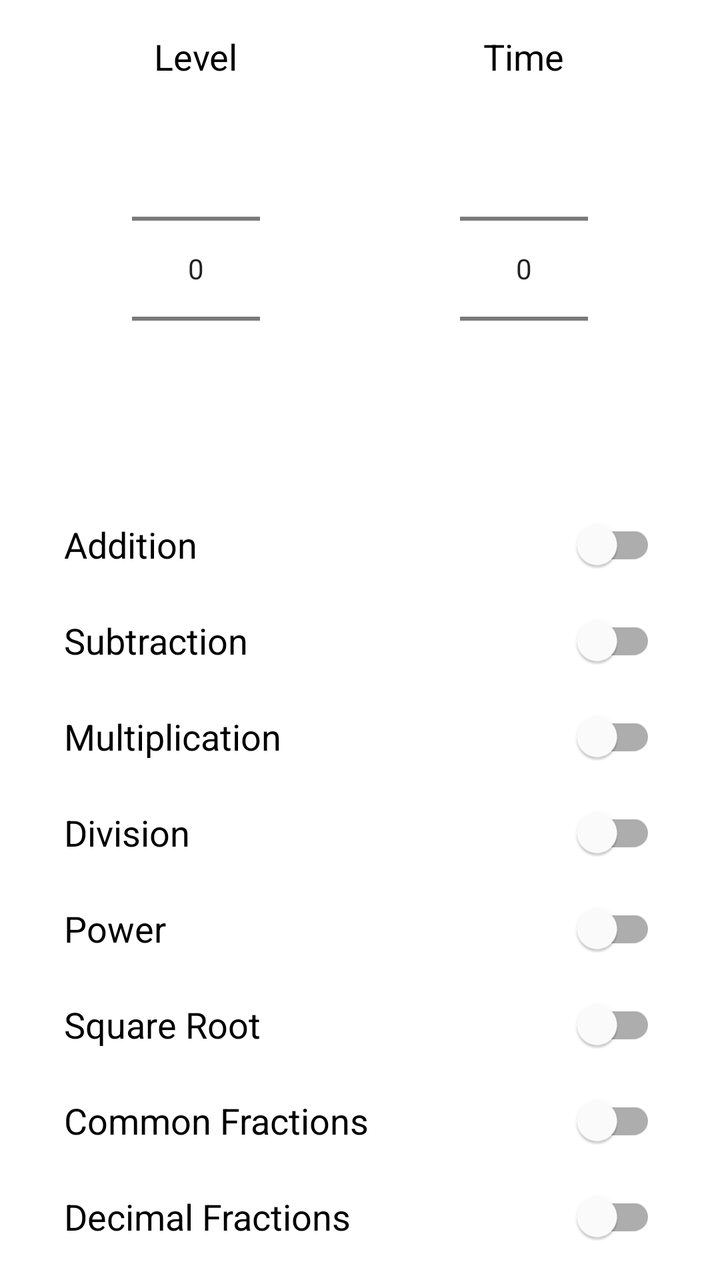
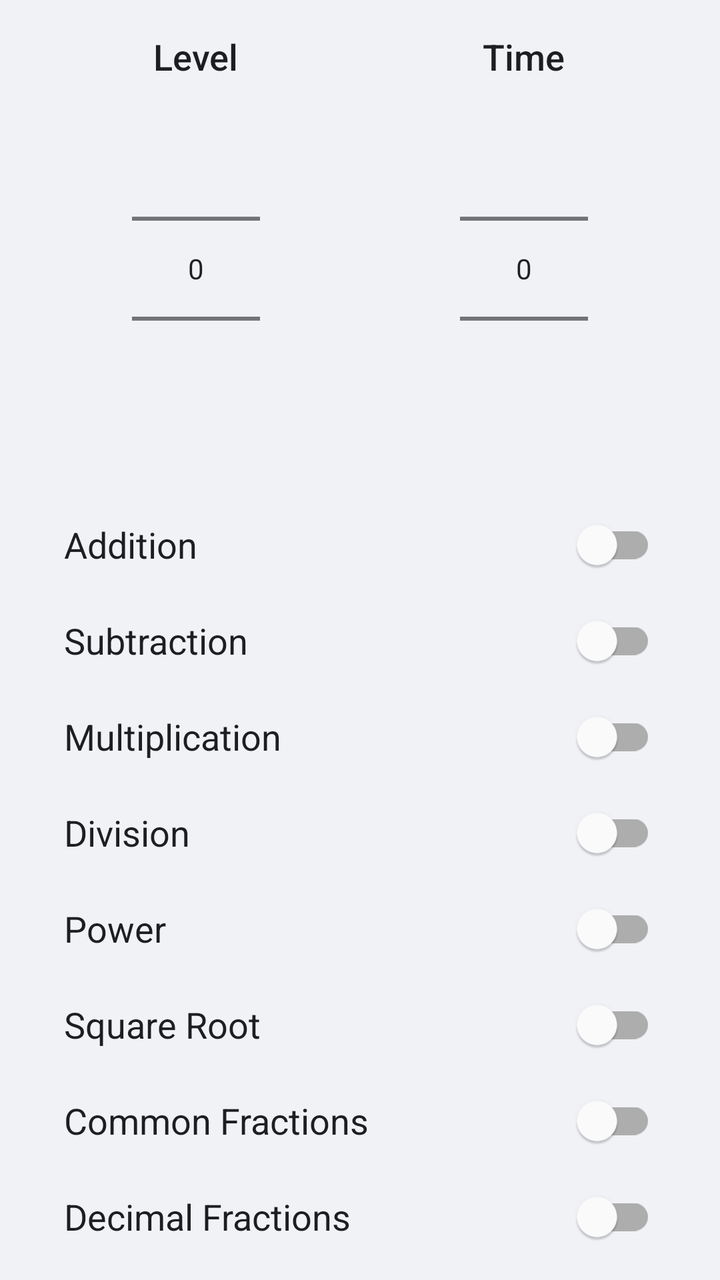

An Android layout rendered at two revisions. The XML below is the earlier revision; the diff shows what the commit changed to produce the second picture.
<!-- AndroidManifest.xml: application theme Theme.Think -->
<!-- res/layout/activity_settings.xml -->
<?xml version="1.0" encoding="utf-8"?>
<ScrollView xmlns:android="http://schemas.android.com/apk/res/android"
    xmlns:tools="http://schemas.android.com/tools"
    android:layout_width="match_parent"
    android:layout_height="match_parent"
    android:background="@color/white"
    android:fillViewport="true"
    android:padding="16dp"
    tools:context=".SettingsActivity">

    <LinearLayout
        android:layout_width="match_parent"
        android:layout_height="wrap_content"
        android:orientation="vertical">

        
        <LinearLayout
            android:layout_width="match_parent"
            android:layout_height="wrap_content"
            android:orientation="horizontal"
            android:layout_marginBottom="24dp"
            android:baselineAligned="false">

            <LinearLayout
                android:layout_width="0dp"
                android:layout_height="wrap_content"
                android:layout_weight="1"
                android:orientation="vertical"
                android:gravity="center_horizontal">
                <TextView
                    style="@style/SettingsWheelLabel"
                    android:text="@string/level" />
                <NumberPicker
                    android:id="@+id/numberPickerDifficulty"
                    android:layout_width="wrap_content"
                    android:layout_height="wrap_content" />
            </LinearLayout>

            <LinearLayout
                android:layout_width="0dp"
                android:layout_height="wrap_content"
                android:layout_weight="1"
                android:orientation="vertical"
                android:gravity="center_horizontal">
                <TextView
                    style="@style/SettingsWheelLabel"
                    android:text="@string/time" />
                <NumberPicker
                    android:id="@+id/numberPickerTime"
                    android:layout_width="wrap_content"
                    android:layout_height="wrap_content" />
            </LinearLayout>
        </LinearLayout>

        
        

        <com.google.android.material.switchmaterial.SwitchMaterial
            android:id="@+id/switchAddition"
            style="@style/SettingsSwitch"
            android:text="@string/addition" />
        <com.google.android.material.switchmaterial.SwitchMaterial
            android:id="@+id/switchSubtraction"
            style="@style/SettingsSwitch"
            android:text="@string/subtraction" />
        <com.google.android.material.switchmaterial.SwitchMaterial
            android:id="@+id/switchMultiplication"
            style="@style/SettingsSwitch"
            android:text="@string/multiplication" />
        <com.google.android.material.switchmaterial.SwitchMaterial
            android:id="@+id/switchDivision"
            style="@style/SettingsSwitch"
            android:text="@string/division" />
        <com.google.android.material.switchmaterial.SwitchMaterial
            android:id="@+id/switchPower"
            style="@style/SettingsSwitch"
            android:text="@string/power" />
        <com.google.android.material.switchmaterial.SwitchMaterial
            android:id="@+id/switchSquareRoot"
            style="@style/SettingsSwitch"
            android:text="@string/square_root" />
        <com.google.android.material.switchmaterial.SwitchMaterial
            android:id="@+id/switchCommonFractions"
            style="@style/SettingsSwitch"
            android:text="@string/common_fractions" />
        <com.google.android.material.switchmaterial.SwitchMaterial
            android:id="@+id/switchDecimalFractions"
            style="@style/SettingsSwitch"
            android:text="@string/decimal_fractions" />

    </LinearLayout>
</ScrollView>
<!-- resources referenced by this layout -->
<resources>
  <color name="white">#FFFFFFFF</color>
  <string name="addition">Addition</string>
  <string name="common_fractions">Common Fractions</string>
  <string name="decimal_fractions">Decimal Fractions</string>
  <string name="division">Division</string>
  <string name="level">Level</string>
  <string name="multiplication">Multiplication</string>
  <string name="power">Power</string>
  <string name="square_root">Square Root</string>
  <string name="subtraction">Subtraction</string>
  <string name="time">Time</string>
  <style name="SettingsSwitch" parent="Widget.MaterialComponents.CompoundButton.Switch">
          <item name="android:layout_width">match_parent</item>
          <item name="android:layout_height">wrap_content</item>
          <item name="android:textSize">18sp</item>
          <item name="android:textColor">@color/black</item>
          <item name="android:paddingStart">16dp</item>
          <item name="android:paddingEnd">16dp</item>
          <item name="android:paddingTop">10dp</item>
          <item name="android:paddingBottom">10dp</item>
      </style>
  <style name="SettingsWheelLabel">
          <item name="android:layout_width">wrap_content</item>
          <item name="android:layout_height">wrap_content</item>
          <item name="android:textSize">18sp</item>
          <item name="android:textColor">@color/black</item>
          <item name="android:layout_marginBottom">4dp</item>
      </style>
  <style name="Theme.Think" parent="Theme.MaterialComponents.DayNight.NoActionBar">
          
          <item name="colorPrimary">@color/dark_blue</item>
          <item name="colorPrimaryVariant">@color/dark_blue</item> 
          <item name="colorOnPrimary">@color/white</item>
          
          <item name="colorSecondary">@color/light_blue</item>
          <item name="colorSecondaryVariant">@color/teal_700</item>
          <item name="colorOnSecondary">@color/black</item>
  
          
          <item name="android:statusBarColor" tools:targetApi="l">@color/white</item>
          
          <item name="android:windowLightStatusBar" tools:targetApi="m">true</item>
  
          
          <item name="android:windowBackground">@color/white</item>
      </style>
  <color name="black">#FF000000</color>
  <color name="dark_blue">#FF828788</color>
  <color name="light_blue"> #a5a7a8</color>
  <color name="teal_700">#FF018786</color>
</resources>

<!-- the commit's change to res/layout/activity_settings.xml (unified diff, before → after) -->
@@ -3,7 +3,7 @@
     xmlns:tools="http://schemas.android.com/tools"
     android:layout_width="match_parent"
     android:layout_height="match_parent"
-    android:background="@color/white"
+    android:background="@color/fb_background"
     android:fillViewport="true"
     android:padding="16dp"
     tools:context=".SettingsActivity">
<!-- resource entries referenced after the edit -->
@@ -1,6 +1,7 @@
 <!-- resources referenced by this layout -->
 <resources>
-  <color name="white">#FFFFFFFF</color>
+  <color name="fb_background">#F0F2F5</color>
+  <color name="white">#FFFFFF</color>
   <string name="addition">Addition</string>
   <string name="common_fractions">Common Fractions</string>
   <string name="decimal_fractions">Decimal Fractions</string>
@@ -15,7 +16,8 @@
           <item name="android:layout_width">match_parent</item>
           <item name="android:layout_height">wrap_content</item>
           <item name="android:textSize">18sp</item>
-          <item name="android:textColor">@color/black</item>
+          <item name="android:textColor">@color/fb_text_dark</item>
+          <item name="fontFamily">sans-serif</item>
           <item name="android:paddingStart">16dp</item>
           <item name="android:paddingEnd">16dp</item>
           <item name="android:paddingTop">10dp</item>
@@ -25,30 +27,31 @@
           <item name="android:layout_width">wrap_content</item>
           <item name="android:layout_height">wrap_content</item>
           <item name="android:textSize">18sp</item>
-          <item name="android:textColor">@color/black</item>
+          <item name="android:textColor">@color/fb_text_dark</item>
+          <item name="fontFamily">sans-serif-medium</item>
           <item name="android:layout_marginBottom">4dp</item>
       </style>
   <style name="Theme.Think" parent="Theme.MaterialComponents.DayNight.NoActionBar">
           
-          <item name="colorPrimary">@color/dark_blue</item>
-          <item name="colorPrimaryVariant">@color/dark_blue</item> 
+          <item name="colorPrimary">@color/fb_blue</item>
+          <item name="colorPrimaryVariant">@color/fb_blue_light</item>
           <item name="colorOnPrimary">@color/white</item>
           
-          <item name="colorSecondary">@color/light_blue</item>
-          <item name="colorSecondaryVariant">@color/teal_700</item>
-          <item name="colorOnSecondary">@color/black</item>
+          <item name="colorSecondary">@color/fb_blue_light</item>
+          <item name="colorOnSecondary">@color/white</item>
   
           
-          <item name="android:statusBarColor" tools:targetApi="l">@color/white</item>
-          
+          <item name="android:statusBarColor" tools:targetApi="l">@color/fb_background</item>
           <item name="android:windowLightStatusBar" tools:targetApi="m">true</item>
   
           
-          <item name="android:windowBackground">@color/white</item>
+          <item name="android:windowBackground">@color/fb_background</item>
+  
+          
+          <item name="fontFamily">sans-serif</item>
       </style>
-  <color name="black">#FF000000</color>
-  <color name="dark_blue">#FF828788</color>
-  <color name="light_blue"> #a5a7a8</color>
-  <color name="teal_700">#FF018786</color>
+  <color name="fb_text_dark">#1C1E21</color>
+  <color name="fb_blue">#1877F2</color>
+  <color name="fb_blue_light">#4296F5</color>
 </resources>
 
